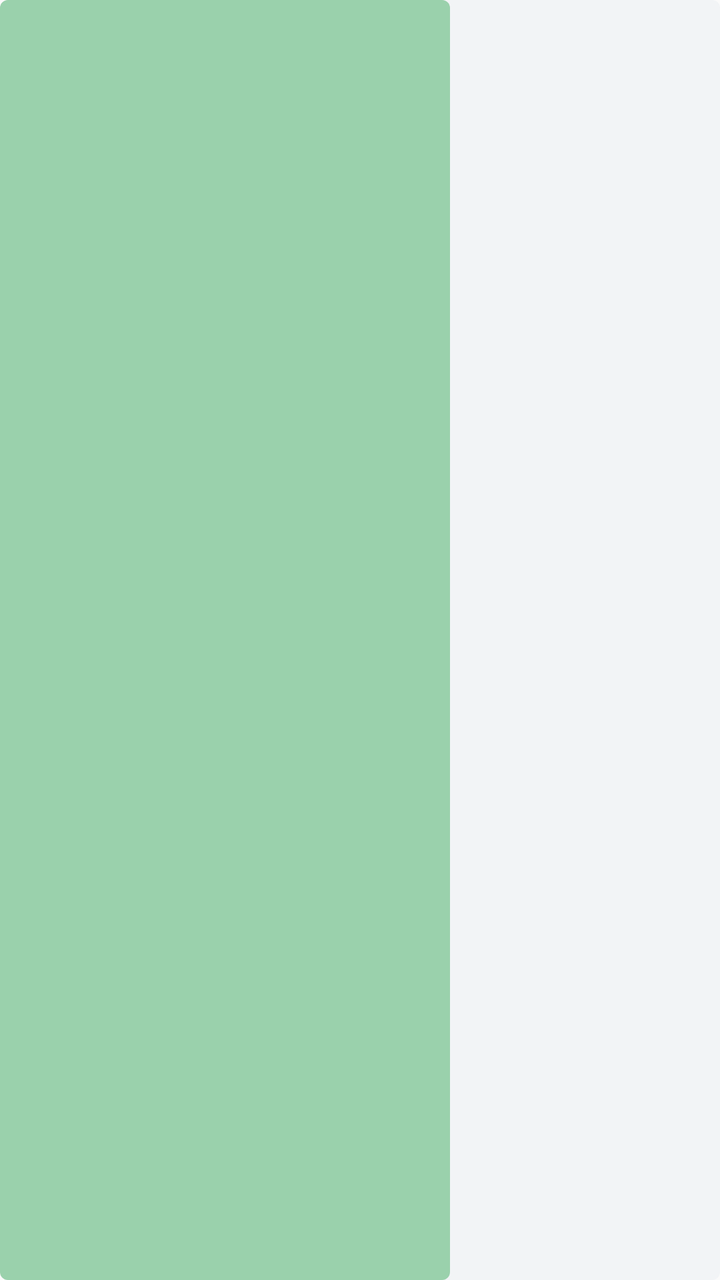
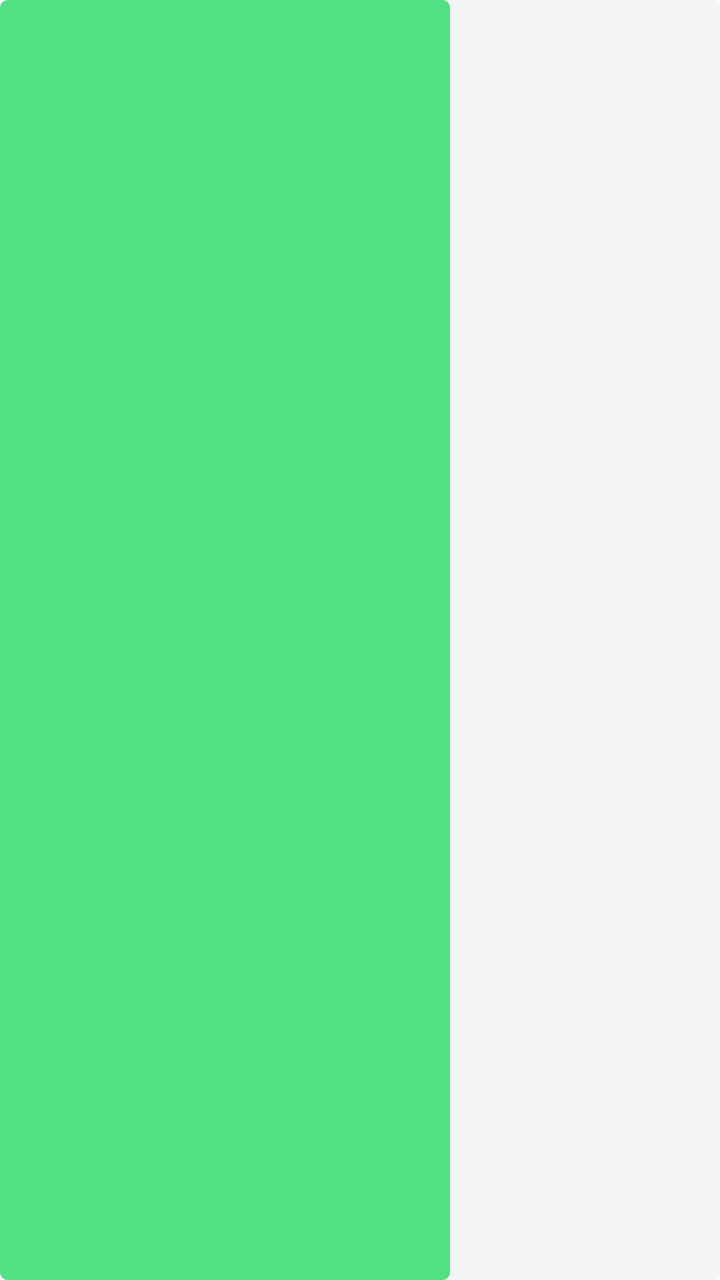

Compare the two renders of this Android layout. The source of the first and the diff that turns it into the second are given below.
<!-- AndroidManifest.xml: application theme AppTheme -->
<!-- res/layout/widget_progress_lecture_dark.xml -->
<ProgressBar xmlns:android="http://schemas.android.com/apk/res/android" android:id="@+id/widget_progress" style="?android:attr/progressBarStyleHorizontal" android:layout_width="match_parent" android:layout_height="6dp" android:max="10000" android:progress="6250" android:indeterminate="false" android:progressDrawable="@drawable/widget_progress" android:progressTint="@color/widget_lecture_dark_rail" android:progressBackgroundTint="#4D9BB1CA"/>
<!-- resources referenced by this layout -->
<resources>
  <color name="widget_lecture_dark_rail">#9ad1ac</color>
  <!-- drawable widget_progress (drawable) -->
  <layer-list xmlns:android="http://schemas.android.com/apk/res/android">
      <item android:id="@android:id/background">
          <shape><corners android:radius="4dp"/><solid android:color="#4D9BB1CA"/></shape>
      </item>
      <item android:id="@android:id/progress">
          <scale android:scaleWidth="100%" android:scaleGravity="left"><shape><corners android:radius="4dp"/><solid android:color="#FFB987"/></shape></scale>
      </item>
  </layer-list>
  <style name="AppTheme" parent="Theme.AppCompat.Light.DarkActionBar">
          
          <item name="colorPrimary">@color/colorPrimary</item>
          <item name="colorPrimaryDark">@color/colorPrimaryDark</item>
          <item name="colorAccent">@color/colorAccent</item>
      </style>
</resources>

<!-- the commit's change to res/layout/widget_progress_lecture_dark.xml (unified diff, before → after) -->
@@ -1 +1 @@
-<ProgressBar xmlns:android="http://schemas.android.com/apk/res/android" android:id="@+id/widget_progress" style="?android:attr/progressBarStyleHorizontal" android:layout_width="match_parent" android:layout_height="6dp" android:max="10000" android:progress="6250" android:indeterminate="false" android:progressDrawable="@drawable/widget_progress" android:progressTint="@color/widget_lecture_dark_rail" android:progressBackgroundTint="#4D9BB1CA"/>
+<ProgressBar xmlns:android="http://schemas.android.com/apk/res/android" android:id="@+id/widget_progress" style="?android:attr/progressBarStyleHorizontal" android:layout_width="match_parent" android:layout_height="6dp" android:max="10000" android:progress="6250" android:indeterminate="false" android:progressDrawable="@drawable/widget_progress" android:progressTint="@color/widget_lecture_bright" android:progressBackgroundTint="#4D9BB1CA"/>
<!-- resource entries referenced after the edit -->
@@ -1,6 +1,6 @@
 <!-- resources referenced by this layout -->
 <resources>
-  <color name="widget_lecture_dark_rail">#9ad1ac</color>
+  <color name="widget_lecture_bright">#52E082</color>
   <!-- drawable widget_progress (drawable) -->
   <layer-list xmlns:android="http://schemas.android.com/apk/res/android">
       <item android:id="@android:id/background">
